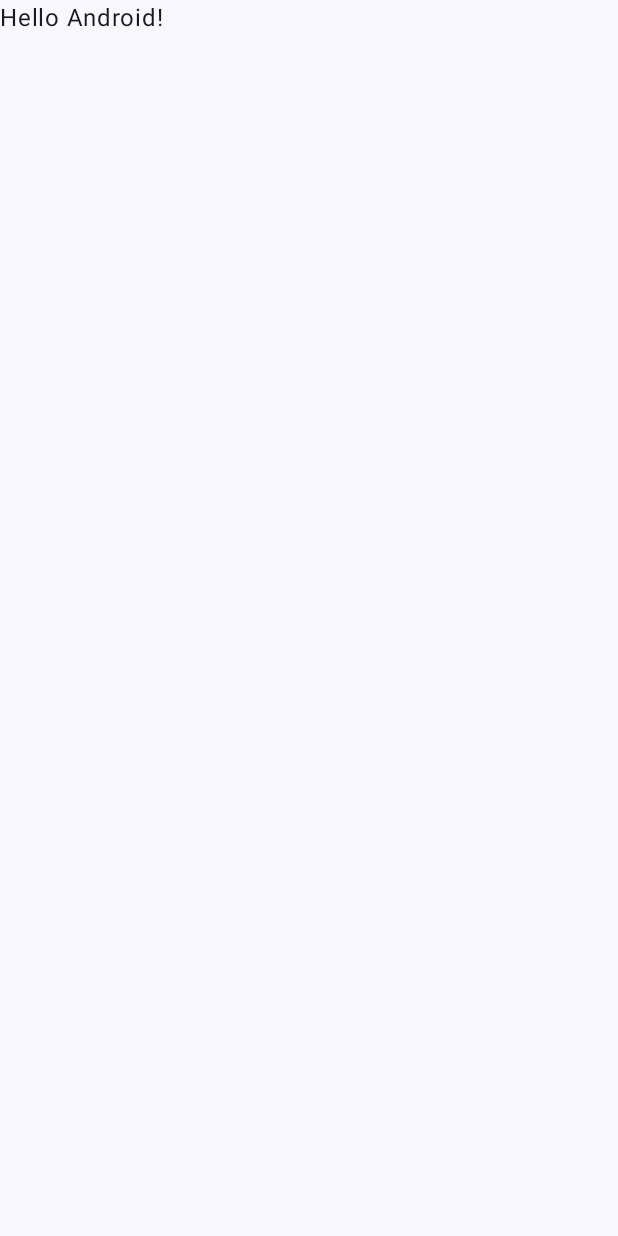
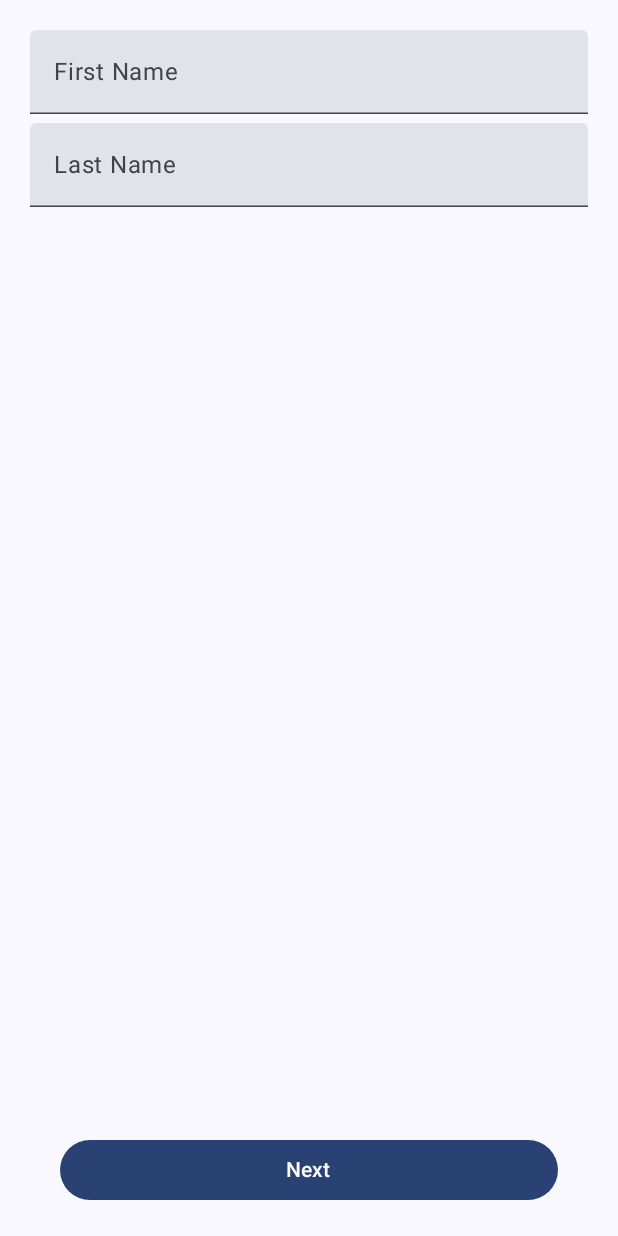
Before and after one commit to mrashidcit/ComposeSignUpForm, an Android app built with Jetpack Compose: the screen it shows after launch (MainActivity), on a phone screen of 412 x 824 dp. Before the commit the screen is almost empty. Run offline under Robolectric (Android 15) with nearby library versions, the phone set to English and light mode, and no system bars.

Commit message:
feat: Complete traversing of SignUpScreen components by tapping on `Next` button

```diff
--- a/app/build.gradle.kts
+++ b/app/build.gradle.kts
@@ -44,11 +44,14 @@ dependencies {
     implementation(libs.androidx.core.ktx)
     implementation(libs.androidx.lifecycle.runtime.ktx)
     implementation(libs.androidx.activity.compose)
+
     implementation(platform(libs.androidx.compose.bom))
     implementation(libs.androidx.ui)
     implementation(libs.androidx.ui.graphics)
     implementation(libs.androidx.ui.tooling.preview)
     implementation(libs.androidx.material3)
+    implementation("androidx.lifecycle:lifecycle-viewmodel-compose:2.8.5")
+
     testImplementation(libs.junit)
     androidTestImplementation(libs.androidx.junit)
     androidTestImplementation(libs.androidx.espresso.core)
--- a/app/src/main/java/com/rashid/saleem/signupform/MainActivity.kt
+++ b/app/src/main/java/com/rashid/saleem/signupform/MainActivity.kt
@@ -4,6 +4,7 @@ import android.os.Bundle
 import androidx.activity.ComponentActivity
 import androidx.activity.compose.setContent
 import androidx.activity.enableEdgeToEdge
+import androidx.compose.foundation.layout.Box
 import androidx.compose.foundation.layout.fillMaxSize
 import androidx.compose.foundation.layout.padding
 import androidx.compose.material3.Scaffold
@@ -11,6 +12,7 @@ import androidx.compose.material3.Text
 import androidx.compose.runtime.Composable
 import androidx.compose.ui.Modifier
 import androidx.compose.ui.tooling.preview.Preview
+import com.rashid.saleem.signupform.signup.SignUpScreen
 import com.rashid.saleem.signupform.ui.theme.SignUpFormTheme
 
 class MainActivity : ComponentActivity() {
@@ -20,10 +22,11 @@ class MainActivity : ComponentActivity() {
         setContent {
             SignUpFormTheme {
                 Scaffold(modifier = Modifier.fillMaxSize()) { innerPadding ->
-                    Greeting(
-                        name = "Android",
-                        modifier = Modifier.padding(innerPadding)
-                    )
+
+                    Box(modifier = Modifier.padding(innerPadding)) {
+                        SignUpScreen()
+                    }
+
                 }
             }
         }
--- /dev/null
+++ b/app/src/main/java/com/rashid/saleem/signupform/signup/SignUpScreen.kt
@@ -0,0 +1,22 @@
+package com.rashid.saleem.signupform.signup
+
+import androidx.compose.runtime.Composable
+import androidx.compose.runtime.collectAsState
+import androidx.compose.runtime.getValue
+import androidx.compose.ui.Modifier
+import androidx.lifecycle.viewmodel.compose.viewModel
+import com.rashid.saleem.signupform.signup.components.SignUpContent
+
+@Composable
+fun SignUpScreen(
+    viewModel: SignUpViewModel = viewModel()
+) {
+
+    val uiState by viewModel.uiState.collectAsState()
+
+    SignUpContent(
+        uiState =  uiState,
+        onAction = viewModel::onAction
+    )
+
+}
--- a/app/src/main/java/com/rashid/saleem/signupform/signup/SignUpUiState.kt
+++ b/app/src/main/java/com/rashid/saleem/signupform/signup/SignUpUiState.kt
@@ -14,7 +14,8 @@ data class SignUpUiState(
 
     val isPasswordVisible: Boolean = false,
     val isReEnterPasswordVisible: Boolean = false,
-    val passwordStrength: PasswordStrength = PasswordStrength()
+    val passwordStrength: PasswordStrength = PasswordStrength(),
+    val viewState: SignUpViewState = SignUpViewState.FullName
 )
 
 data class PasswordStrength(
@@ -24,3 +25,11 @@ data class PasswordStrength(
     val isNumber: Boolean = false,
     val isSpecialCharacter: Boolean = false,
 )
+
+enum class SignUpViewState {
+    FullName,
+    Email,
+    Password,
+    Address,
+    Success
+}
--- a/app/src/main/java/com/rashid/saleem/signupform/signup/components/AddressContainer.kt
+++ b/app/src/main/java/com/rashid/saleem/signupform/signup/components/AddressContainer.kt
@@ -14,10 +14,12 @@ import androidx.compose.ui.unit.dp
 import com.rashid.saleem.signupform.ui.theme.SignUpFormTheme
 
 @Composable
-fun AddressContainer() {
+fun AddressContainer(
+    modifier: Modifier = Modifier
+) {
 
     Column(
-        modifier = Modifier.fillMaxWidth()
+        modifier = modifier.fillMaxWidth()
     ) {
         TextField(
             value = "",
--- a/app/src/main/java/com/rashid/saleem/signupform/signup/components/EmailContainer.kt
+++ b/app/src/main/java/com/rashid/saleem/signupform/signup/components/EmailContainer.kt
@@ -15,7 +15,9 @@ import com.rashid.saleem.signupform.ui.theme.SignUpFormTheme
 
 @Composable
 fun EmailContainer(modifier: Modifier = Modifier) {
-    Column {
+    Column(
+        modifier = modifier
+    ) {
         TextField(
             value = "",
             onValueChange = { },
--- a/app/src/main/java/com/rashid/saleem/signupform/signup/components/FullNameContainer.kt
+++ b/app/src/main/java/com/rashid/saleem/signupform/signup/components/FullNameContainer.kt
@@ -15,7 +15,9 @@ import com.rashid.saleem.signupform.ui.theme.SignUpFormTheme
 
 @Composable
 fun FullNameContainer(modifier: Modifier = Modifier) {
-    Column {
+    Column(
+        modifier = modifier
+    ) {
         TextField(
             value = "",
             onValueChange = { },
--- a/app/src/main/java/com/rashid/saleem/signupform/signup/components/PasswordContainer.kt
+++ b/app/src/main/java/com/rashid/saleem/signupform/signup/components/PasswordContainer.kt
@@ -34,7 +34,7 @@ import com.rashid.saleem.signupform.ui.theme.SignUpFormTheme
 @Composable
 fun PasswordContainer(modifier: Modifier = Modifier) {
     Column(
-        modifier = Modifier.fillMaxWidth()
+        modifier = modifier.fillMaxWidth()
     ) {
         TextField(
             value = "sdfsaef",
--- /dev/null
+++ b/app/src/main/java/com/rashid/saleem/signupform/signup/components/SignUpContent.kt
@@ -0,0 +1,94 @@
+package com.rashid.saleem.signupform.signup.components
+
+import androidx.compose.foundation.layout.Column
+import androidx.compose.foundation.layout.fillMaxSize
+import androidx.compose.foundation.layout.fillMaxWidth
+import androidx.compose.foundation.layout.padding
+import androidx.compose.material3.Button
+import androidx.compose.material3.Surface
+import androidx.compose.material3.Text
+import androidx.compose.runtime.Composable
+import androidx.compose.runtime.remember
+import androidx.compose.ui.Modifier
+import androidx.compose.ui.tooling.preview.Preview
+import androidx.compose.ui.unit.dp
+import com.rashid.saleem.signupform.signup.SignUpAction
+import com.rashid.saleem.signupform.signup.SignUpUiState
+import com.rashid.saleem.signupform.signup.SignUpViewState
+import com.rashid.saleem.signupform.ui.theme.SignUpFormTheme
+
+@Composable
+fun SignUpContent(
+    uiState: SignUpUiState,
+    onAction: (SignUpAction) -> Unit
+) {
+
+    Column(
+        modifier = Modifier
+            .fillMaxSize()
+            .padding(20.dp)
+    ) {
+
+        when (uiState.viewState) {
+            SignUpViewState.FullName ->
+                FullNameContainer(
+                    modifier = Modifier.weight(1f)
+                )
+
+            SignUpViewState.Email ->
+                EmailContainer(
+                    modifier = Modifier.weight(1f)
+                )
+
+            SignUpViewState.Password ->
+                PasswordContainer(
+                    modifier = Modifier.weight(1f)
+                )
+
+            SignUpViewState.Address ->
+                AddressContainer(
+                    modifier = Modifier.weight(1f)
+                )
+
+            SignUpViewState.Success ->
+                SuccessContainer(
+                    modifier = Modifier.weight(1f)
+                )
+        }
+
+
+        Button(
+            onClick = {
+                onAction(SignUpAction.NextOnClick)
+            },
+            modifier = Modifier
+                .fillMaxWidth()
+                .padding(
+                    horizontal = 20.dp
+                )
+        ) {
+            Text("Next")
+        }
+
+    }
+
+}
+
+@Preview
+@Composable
+private fun SignUpContentPreview() {
+    val uiState = remember {
+        SignUpUiState(
+            viewState = SignUpViewState.Success
+        )
+    }
+
+    SignUpFormTheme {
+        Surface {
+            SignUpContent(
+                uiState = uiState,
+                onAction = { }
+            )
+        }
+    }
+}
--- a/app/src/main/java/com/rashid/saleem/signupform/signup/components/SuccessContainer.kt
+++ b/app/src/main/java/com/rashid/saleem/signupform/signup/components/SuccessContainer.kt
@@ -1,5 +1,6 @@
 package com.rashid.saleem.signupform.signup.components
 
+import androidx.compose.foundation.layout.Arrangement
 import androidx.compose.foundation.layout.Column
 import androidx.compose.foundation.layout.Spacer
 import androidx.compose.foundation.layout.fillMaxWidth
@@ -21,8 +22,9 @@ import com.rashid.saleem.signupform.ui.theme.SignUpFormTheme
 @Composable
 fun SuccessContainer(modifier: Modifier = Modifier) {
     Column(
-        modifier = Modifier.fillMaxWidth(),
-        horizontalAlignment = Alignment.CenterHorizontally
+        modifier = modifier.fillMaxWidth(),
+        horizontalAlignment = Alignment.CenterHorizontally,
+        verticalArrangement = Arrangement.Center,
     ) {
         Icon(
             painter = painterResource(R.drawable.baseline_check_circle_24),
```
Also changed, not shown: app/src/main/java/com/rashid/saleem/signupform/signup/SignUpViewModel.kt (+20 -1 lines).
